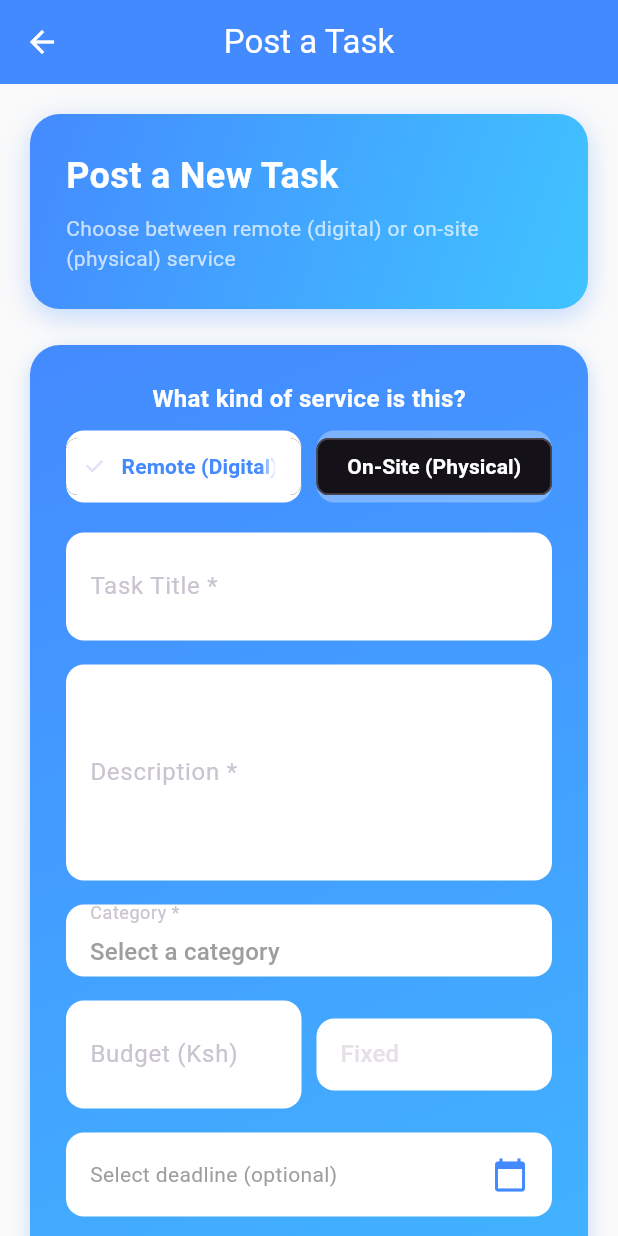
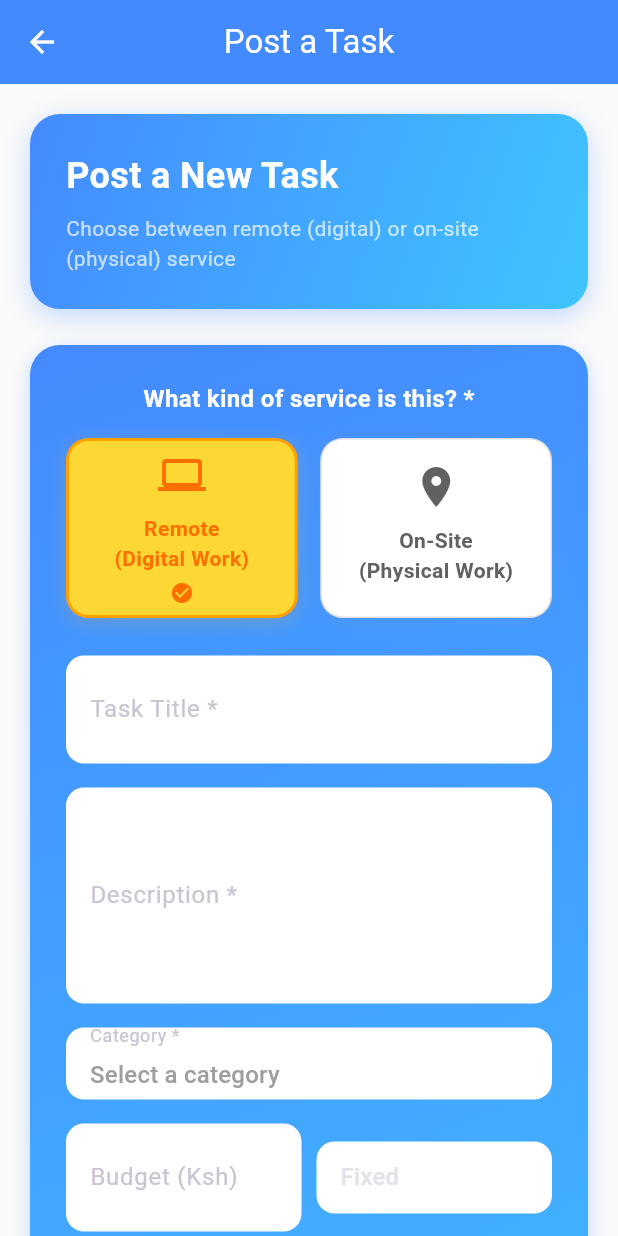
Before and after one commit to machageDev/marketplace-system, a Flutter app: the CreateTaskScreen screen opened directly, on a phone screen of 412 x 824 dp. Run offline on Flutter 3.47's test engine with Material 3 defaults, Android fonts, the phone set to English and light mode, and no system bars; our stand-ins replace file_picker, flutter_secure_storage, image_picker, shared_preferences, webview_flutter; accounts and stored records are empty; network calls fail.

Commit message:
added service choices

```diff
--- a/flutterapp/helawork/lib/client/home/create_task_screen.dart
+++ b/flutterapp/helawork/lib/client/home/create_task_screen.dart
@@ -136,6 +136,61 @@ class _CreateTaskScreenState extends State<CreateTaskScreen> {
     );
   }
 
+  // Build Service Type Selector Card
+  Widget _buildServiceTypeCard({required String type, required String label, required IconData icon}) {
+    bool isSelected = _serviceType == type;
+    return Expanded(
+      child: GestureDetector(
+        onTap: () => setState(() => _serviceType = type),
+        child: Container(
+          height: 120,
+          decoration: BoxDecoration(
+            color: isSelected ? Colors.yellow[600] : Colors.white,
+            borderRadius: BorderRadius.circular(15),
+            border: Border.all(
+              color: isSelected ? Colors.amber[700]! : Colors.grey[300]!,
+              width: isSelected ? 2 : 1,
+            ),
+            boxShadow: [
+              BoxShadow(
+                color: isSelected ? Colors.amber.withOpacity(0.2) : Colors.grey.withOpacity(0.1),
+                blurRadius: 10,
+                offset: const Offset(0, 3),
+              ),
+            ],
+          ),
+          child: Column(
+            mainAxisAlignment: MainAxisAlignment.center,
+            children: [
+              Icon(
+                icon,
+                size: 32,
+                color: isSelected ? Colors.amber[900] : Colors.grey[700],
+              ),
+              const SizedBox(height: 10),
+              Text(
+                label,
+                style: TextStyle(
+                  fontSize: 14,
+                  fontWeight: FontWeight.w600,
+                  color: isSelected ? Colors.amber[900] : Colors.grey[700],
+                ),
+                textAlign: TextAlign.center,
+              ),
+              const SizedBox(height: 5),
+              if (isSelected)
+                Icon(
+                  Icons.check_circle,
+                  size: 16,
+                  color: Colors.amber[900],
+                ),
+            ],
+          ),
+        ),
+      ),
+    );
+  }
+
   @override
   Widget build(BuildContext context) {
     final isLoading = context.watch<TaskProvider>().isLoading;
@@ -221,58 +276,32 @@ class _CreateTaskScreenState extends State<CreateTaskScreen> {
                     children: [
                       // 1. SERVICE TYPE SELECTOR (Hybrid Logic)
                       const Text(
-                        "What kind of service is this?",
+                        "What kind of service is this? *",
                         style: TextStyle(
                           fontWeight: FontWeight.bold,
                           color: Colors.white,
                           fontSize: 16,
                         ),
                       ),
-                      const SizedBox(height: 10),
+                      const SizedBox(height: 15),
+
+                      // Service Type Cards
                       Row(
                         children: [
-                          Expanded(
-                            child: Container(
-                              decoration: BoxDecoration(
-                                color: _serviceType == 'remote' ? Colors.white : Colors.white.withOpacity(0.3),
-                                borderRadius: BorderRadius.circular(12),
-                              ),
-                              child: ChoiceChip(
-                                label: const Center(child: Text("Remote (Digital)")),
-                                selected: _serviceType == 'remote',
-                                onSelected: (val) => setState(() => _serviceType = 'remote'),
-                                selectedColor: Colors.white,
-                                backgroundColor: Colors.transparent,
-                                labelStyle: TextStyle(
-                                  color: _serviceType == 'remote' ? Colors.blueAccent : Colors.white,
-                                  fontWeight: FontWeight.bold,
-                                ),
-                              ),
-                            ),
+                          _buildServiceTypeCard(
+                            type: 'remote',
+                            label: 'Remote\n(Digital Work)',
+                            icon: Icons.computer,
                           ),
-                          const SizedBox(width: 10),
-                          Expanded(
-                            child: Container(
-                              decoration: BoxDecoration(
-                                color: _serviceType == 'on_site' ? Colors.white : Colors.white.withOpacity(0.3),
-                                borderRadius: BorderRadius.circular(12),
-                              ),
-                              child: ChoiceChip(
-                                label: const Center(child: Text("On-Site (Physical)")),
-                                selected: _serviceType == 'on_site',
-                                onSelected: (val) => setState(() => _serviceType = 'on_site'),
-                                selectedColor: Colors.white,
-                                backgroundColor: Colors.transparent,
-                                labelStyle: TextStyle(
-                                  color: _serviceType == 'on_site' ? Colors.blueAccent : Colors.white,
-                                  fontWeight: FontWeight.bold,
-                                ),
-                              ),
-                            ),
+                          const SizedBox(width: 15),
+                          _buildServiceTypeCard(
+                            type: 'on_site',
+                            label: 'On-Site\n(Physical Work)',
+                            icon: Icons.location_on,
                           ),
                         ],
                       ),
-                      const SizedBox(height: 20),
+                      const SizedBox(height: 25),
 
                       // 2. FORM FIELDS
                       _buildTextField(
--- a/flutterapp/helawork/lib/client/provider/client_task_provider.dart
+++ b/flutterapp/helawork/lib/client/provider/client_task_provider.dart
@@ -75,13 +75,13 @@ class TaskProvider extends ChangeNotifier {
   }
 
   // Fetch employer's tasks
-  Future<Map<String, dynamic>> fetchEmployerTasks() async {
+  Future<Map<String, dynamic>> fetchEmployerTasks(BuildContext context) async {
     _isLoading = true;
     _errorMessage = '';
     notifyListeners();
 
     try {
-      final result = await ApiService().fetchEmployerTasks();
+      final result = await ApiService().fetchEmployerTasks( context);
       _isLoading = false;
 
       if (result['success'] == true) {
```
Also changed, not shown: flutterapp/helawork/lib/api_service.dart (+59 -104 lines), flutterapp/helawork/lib/client/home/client_task_scren.dart (+4 -4 lines), 1 other file.
